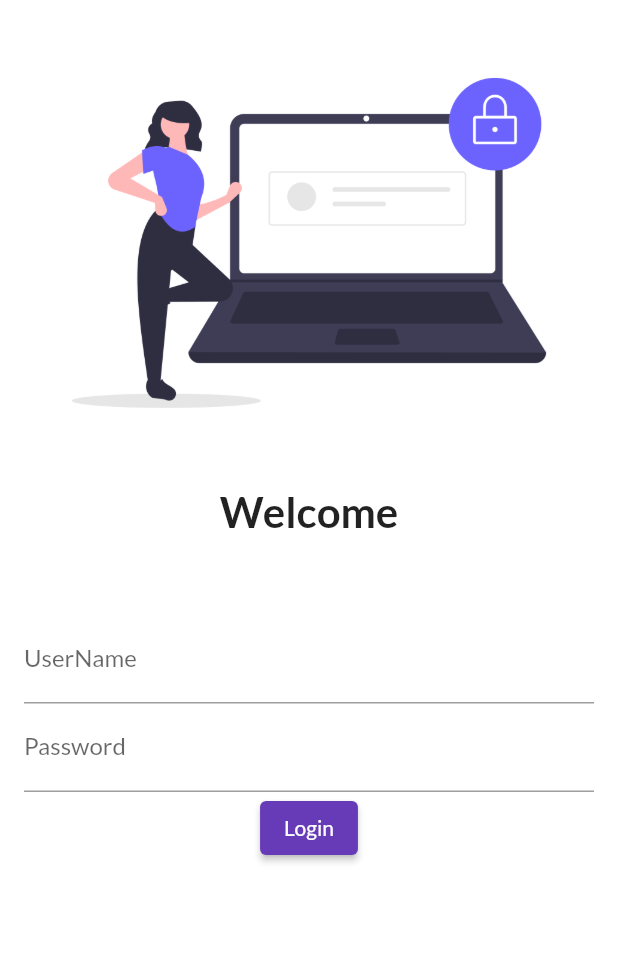
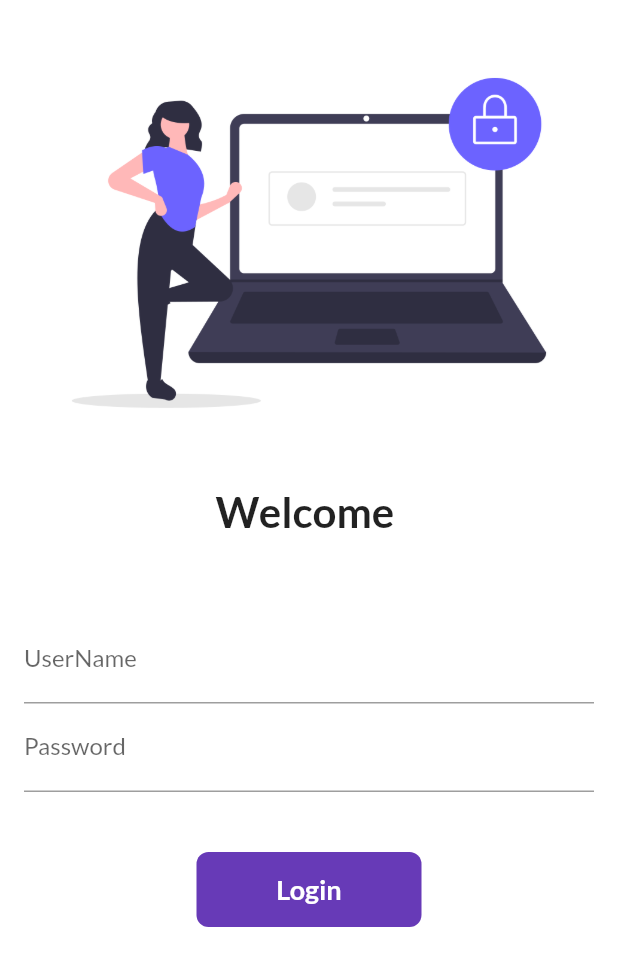
Before and after one commit to campainer/MyCatalogapp, a Flutter app: the screen it shows after launch, on a phone screen of 412 x 824 dp. Shown: the top 966 px of the screen. Run offline on Flutter 3.47's test engine with Material 2 defaults, Android fonts, the phone set to English and light mode, and no system bars; our stand-ins replace google_fonts.

Commit message:
Day 6 completed

```diff
--- a/lib/pages/login_page.dart
+++ b/lib/pages/login_page.dart
@@ -1,7 +1,15 @@
 import 'package:flutter/material.dart';
 import 'package:myapp/utils/routes.dart';
 
-class LoginPage extends StatelessWidget {
+class LoginPage extends StatefulWidget {
+  @override
+  _LoginPageState createState() => _LoginPageState();
+}
+
+class _LoginPageState extends State<LoginPage> {
+  String name = "";
+  bool changeButton = false;
+
   @override
   Widget build(BuildContext context) {
     return Material(
@@ -18,7 +26,7 @@ class LoginPage extends StatelessWidget {
                 height: 20,
               ),
               Text(
-                "Welcome",
+                "Welcome $name",
                 style: TextStyle(
                   fontWeight: FontWeight.bold,
                   fontSize: 28,
@@ -39,6 +47,10 @@ class LoginPage extends StatelessWidget {
                         hintText: "Enter UserName",
                         labelText: "UserName",
                       ),
+                      onChanged: (value) {
+                        name = value;
+                        setState(() {});
+                      },
                     ),
                     TextFormField(
                       obscureText: true,
@@ -47,13 +59,39 @@ class LoginPage extends StatelessWidget {
                         labelText: "Password",
                       ),
                     ),
-                    ElevatedButton(
-                      onPressed: () {
+                    SizedBox(height: 40),
+                    InkWell(
+                      onTap: () async {
+                        setState(() {
+                          changeButton = true;
+                        });
+                        await Future.delayed(Duration(seconds: 1));
                         Navigator.pushNamed(context, MyRoutes.homeRoute);
                       },
-                      child: Text("Login"),
-                      style: TextButton.styleFrom(),
-                    )
+                      child: AnimatedContainer(
+                        duration: Duration(seconds: 1),
+                        width: changeButton ? 50 : 150,
+                        height: 50,
+                        alignment: Alignment.center,
+                        child: changeButton
+                            ? Icon(
+                                Icons.done,
+                                color: Colors.white,
+                              )
+                            : Text(
+                                "Login",
+                                style: TextStyle(
+                                    color: Colors.white,
+                                    fontWeight: FontWeight.bold,
+                                    fontSize: 18),
+                              ),
+                        decoration: BoxDecoration(
+                          color: Colors.deepPurple,
+                          borderRadius:
+                              BorderRadius.circular(changeButton ? 25 : 8),
+                        ),
+                      ),
+                    ),
                   ],
                 ),
               )
```
